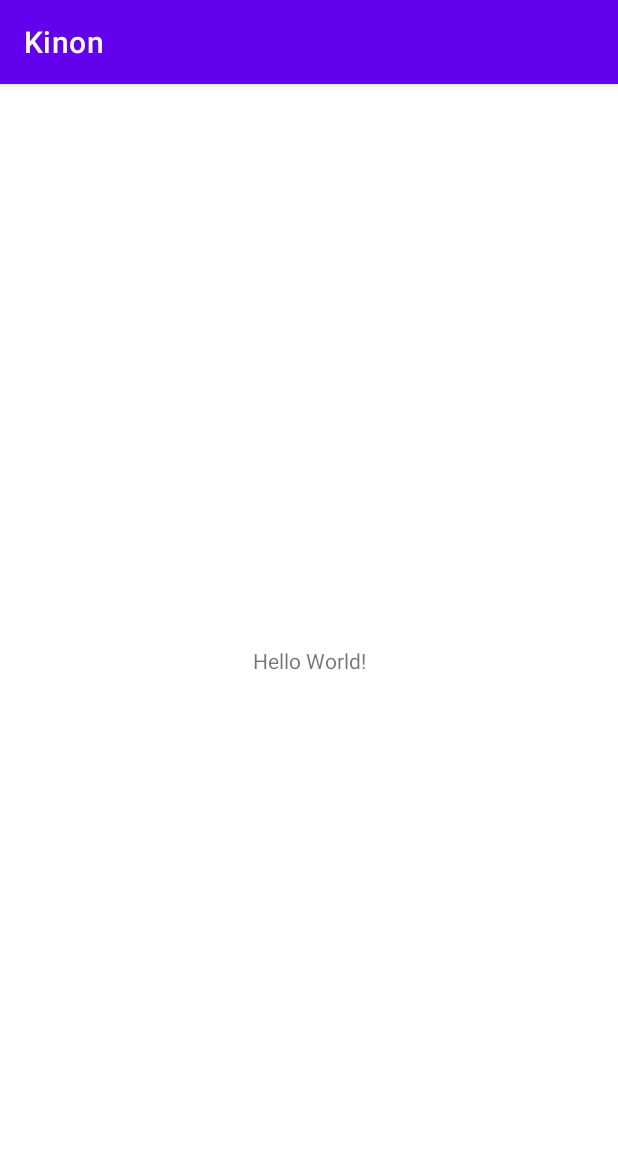
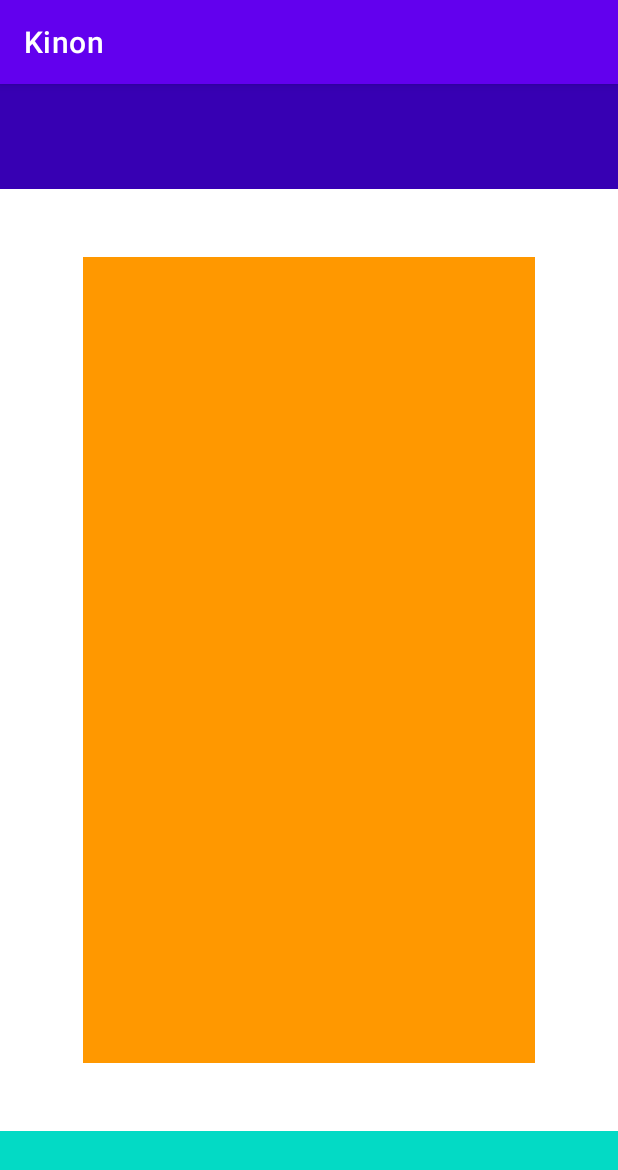
Before and after one commit to Kaliot/Kinon, an Android app: the screen it shows after launch (MainActivity), on a phone screen of 412 x 824 dp. Shown: the top 1170 px of the screen. Run offline under Robolectric (Android 15) with nearby library versions, the phone set to English and light mode, and no system bars.

Commit message:
Added menu buttons, top menu and bottom menu

```diff
--- a/app/src/main/res/layout/activity_main.xml
+++ b/app/src/main/res/layout/activity_main.xml
@@ -6,13 +6,34 @@
     android:layout_height="match_parent"
     tools:context=".MainActivity">
 
-    <TextView
-        android:layout_width="wrap_content"
-        android:layout_height="wrap_content"
-        android:text="Hello World!"
-        app:layout_constraintBottom_toBottomOf="parent"
+    <LinearLayout
+        android:id="@+id/menu_buttons"
+        android:layout_width="0dp"
+        android:layout_height="0dp"
+        android:layout_marginStart="55dp"
+        android:layout_marginTop="45dp"
+        android:layout_marginEnd="55dp"
+        android:layout_marginBottom="45dp"
+        android:background="#FF9800"
+        android:orientation="vertical"
+        app:layout_constraintBottom_toTopOf="@id/bottom_menu"
         app:layout_constraintEnd_toEndOf="parent"
         app:layout_constraintStart_toStartOf="parent"
+        app:layout_constraintTop_toBottomOf="@id/top_menu"></LinearLayout>
+
+
+    <FrameLayout
+        android:id="@+id/top_menu"
+        android:layout_width="match_parent"
+        android:layout_height="70dp"
+        android:background="@color/purple_700"
         app:layout_constraintTop_toTopOf="parent" />
 
+    <FrameLayout
+        android:id="@+id/bottom_menu"
+        android:layout_width="match_parent"
+        android:layout_height="70dp"
+        android:background="@color/teal_200"
+        app:layout_constraintBottom_toBottomOf="parent" />
+
 </androidx.constraintlayout.widget.ConstraintLayout>
```
